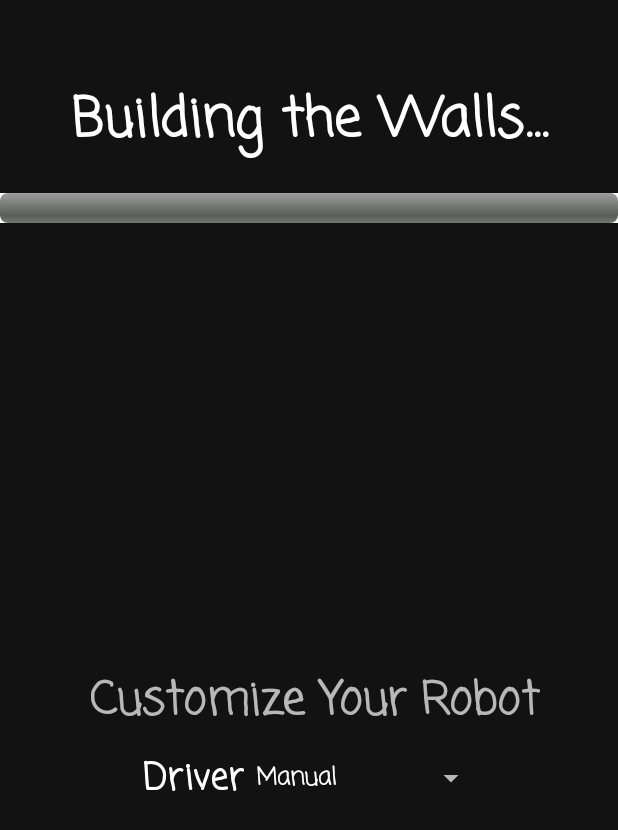
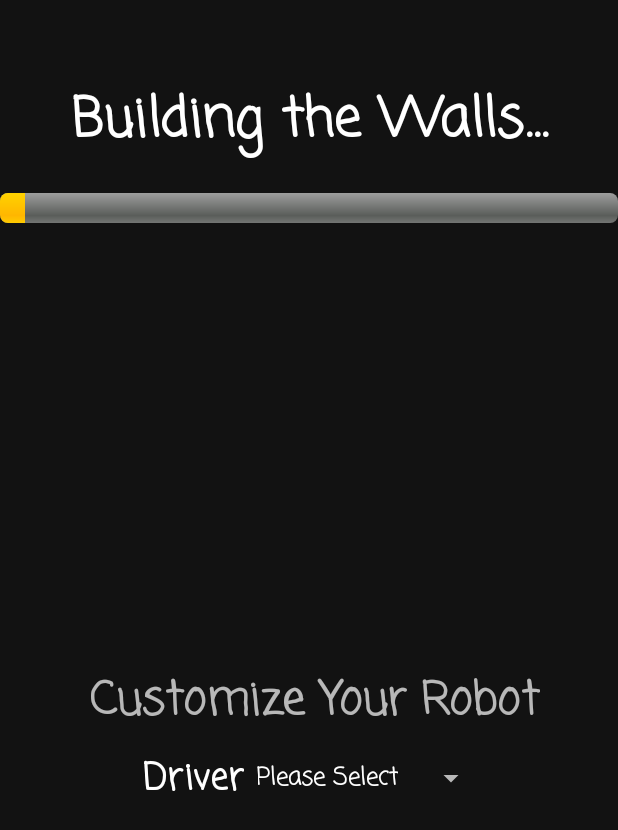
Before and after one commit to minkim2002/Maze-Game-Android, an Android app: the screen it shows after launch (GeneratingActivity), after a tap on "REVISIT", on a phone screen of 412 x 824 dp. Shown: the top 830 px of the screen. Run offline under Robolectric (Android 15) with nearby library versions, the phone set to English and light mode, and no system bars.

Commit message:
Everything implemented; working

```diff
--- a/app/src/main/java/edu/wm/cs/cs301/MinKim/gui/GeneratingActivity.java
+++ b/app/src/main/java/edu/wm/cs/cs301/MinKim/gui/GeneratingActivity.java
@@ -10,6 +10,7 @@ import android.widget.AdapterView;
 import android.widget.ArrayAdapter;
 import android.widget.Button;
 import android.widget.LinearLayout;
+import android.widget.ProgressBar;
 import android.widget.Spinner;
 
 import androidx.appcompat.app.AppCompatActivity;
@@ -77,6 +78,7 @@ public class GeneratingActivity extends AppCompatActivity implements Runnable {
 
         //listener for the play button
         Button play = findViewById(R.id.playButton);
+
         play.setOnClickListener(new View.OnClickListener() {
             public void onClick(View view) {
                 //robot information
@@ -112,7 +114,7 @@ public class GeneratingActivity extends AppCompatActivity implements Runnable {
 
         // Progress
         int progress = 0;
-        View progressBar = findViewById(R.id.progressBar);
+        ProgressBar progressBar = findViewById(R.id.progressBar);
         while (progress < 100) {
             try {
                 Thread.sleep(1000);
@@ -121,14 +123,16 @@ public class GeneratingActivity extends AppCompatActivity implements Runnable {
                 finish();
                 return;
             }
-            progress += 10;
-            progressBar.getBackground().setLevel(progress);
+            progress += 2;
+            progressBar.setProgress(progress);
+            progressBar.setMax(100);
         }
 
         //once the progress is done, play button becomes visible
         handler.post(new Runnable() {
             public void run() {
                 Button play = findViewById(R.id.playButton);
+
                 play.setVisibility(View.VISIBLE);
             }
         });
--- a/app/src/main/res/layout/generating.xml
+++ b/app/src/main/res/layout/generating.xml
@@ -31,8 +31,8 @@
         android:layout_width="match_parent"
         android:layout_height="wrap_content"
         android:layout_marginTop="20dp"
-        android:background="@color/colorPrimary"
         app:layout_constraintTop_toBottomOf="@+id/generatingText"
+        android:indeterminate="false"
         tools:layout_editor_absoluteX="-15dp" />
 
     <LinearLayout
--- a/app/src/main/res/values/strings.xml
+++ b/app/src/main/res/values/strings.xml
@@ -17,6 +17,7 @@
         <item>Boruvka</item>
     </string-array>
     <string-array name="driver">
+        <item>Please Select</item>
         <item>Manual</item>
         <item>Wizard</item>
         <item>Wall Follower</item>
```
